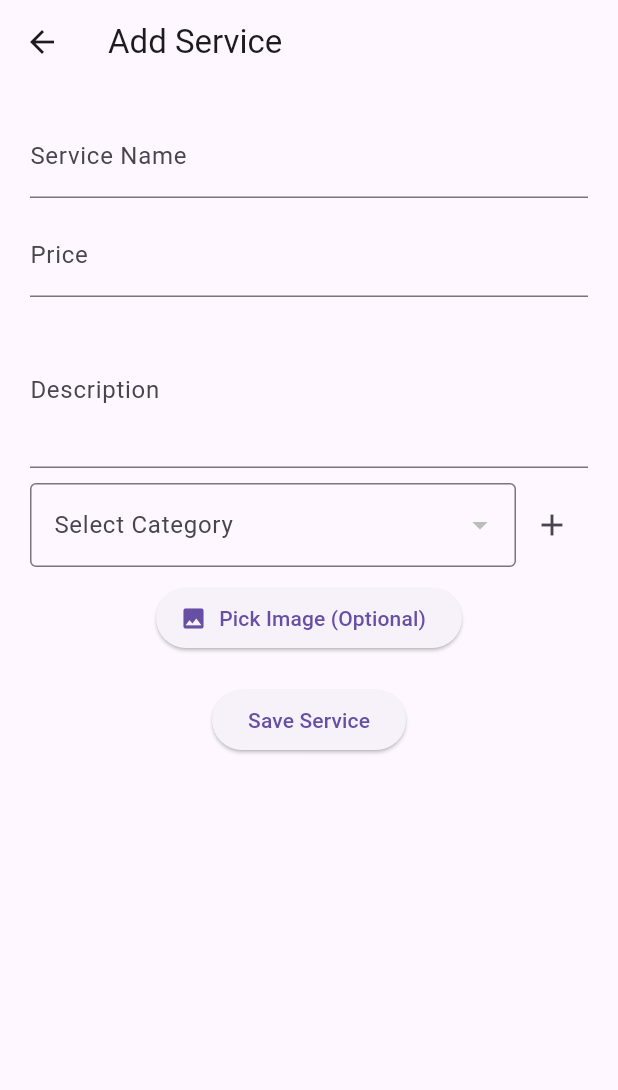
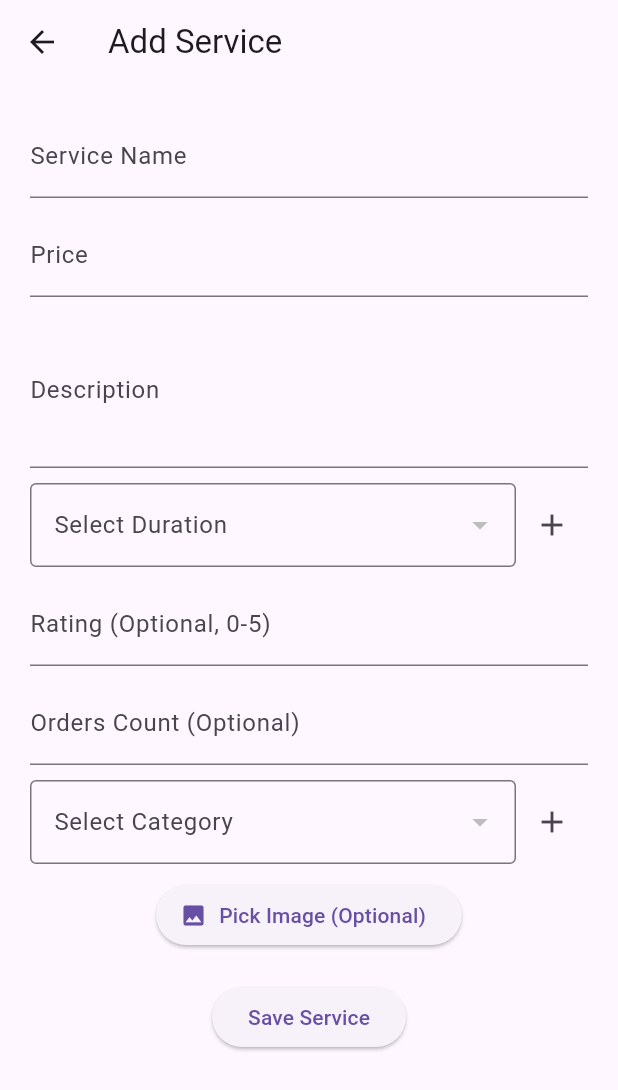
Before and after one commit to fayisdotdev/broomie, a Flutter app: the screen it shows once a user with an empty profile is signed in, after a tap on "Add Service", on a phone screen of 412 x 824 dp. Shown: the top 1090 px of the screen. Run offline on Flutter 3.47's test engine with Material 3 defaults, Android fonts, the light colour scheme and no system bars; our stand-ins replace cloud_firestore, file_picker, firebase_auth, firebase_core, firebase_storage, flutter_riverpod and 1 more; accounts and stored records are empty; network calls fail.

Commit message:
added new pages, categorized tabs (single page)

```diff
--- a/lib/features/auth/repository/auth_wrapper.dart
+++ b/lib/features/auth/repository/auth_wrapper.dart
@@ -1,7 +1,6 @@
-// lib/features/auth/widgets/auth_wrapper.dart
 import 'package:broomie/core/providers/auth_provider.dart';
 import 'package:broomie/features/auth/presentation/login_screen.dart';
-import 'package:broomie/features/home/home_page.dart';
+import 'package:broomie/features/home/bottom_nav_page.dart';
 import 'package:flutter/material.dart';
 import 'package:flutter_riverpod/flutter_riverpod.dart';
 
@@ -15,7 +14,7 @@ class AuthWrapper extends ConsumerWidget {
     return authState.when(
       data: (user) {
         if (user != null) {
-          return const HomeScreen(); // logged in
+          return const BottomNavPage(); // redirect to bottom nav
         } else {
           return const LoginScreen(); // not logged in
         }
--- /dev/null
+++ b/lib/features/home/bottom_nav_page.dart
@@ -0,0 +1,54 @@
+import 'package:broomie/features/account/presentation/accounts.dart';
+import 'package:broomie/features/bookings/presentation/bookings.dart';
+import 'package:broomie/features/home/home_page.dart';
+import 'package:flutter/material.dart';
+
+
+class BottomNavPage extends StatefulWidget {
+  const BottomNavPage({super.key});
+
+  @override
+  State<BottomNavPage> createState() => _BottomNavPageState();
+}
+
+class _BottomNavPageState extends State<BottomNavPage> {
+  int _currentIndex = 0;
+
+  final List<Widget> _screens = const [
+    HomeScreen(),
+    BookingsScreen(),
+    AccountScreen(),
+  ];
+
+  @override
+  Widget build(BuildContext context) {
+    return Scaffold(
+      body: _screens[_currentIndex],
+      bottomNavigationBar: BottomNavigationBar(
+        currentIndex: _currentIndex,
+        selectedItemColor: Colors.blue,
+        unselectedItemColor: Colors.grey,
+        showUnselectedLabels: true,
+        onTap: (index) {
+          setState(() {
+            _currentIndex = index;
+          });
+        },
+        items: const [
+          BottomNavigationBarItem(
+            icon: Icon(Icons.home),
+            label: 'Home',
+          ),
+          BottomNavigationBarItem(
+            icon: Icon(Icons.calendar_today),
+            label: 'Bookings',
+          ),
+          BottomNavigationBarItem(
+            icon: Icon(Icons.person),
+            label: 'Account',
+          ),
+        ],
+      ),
+    );
+  }
+}
--- a/lib/features/home/home_page.dart
+++ b/lib/features/home/home_page.dart
@@ -1,5 +1,5 @@
 // lib/features/home/screens/home_screen.dart
-import 'package:broomie/core/providers/auth_provider.dart';
+import 'package:broomie/features/cart/presentation/carts.dart';
 import 'package:broomie/features/services/add_services.dart';
 import 'package:broomie/features/services/list_Services.dart';
 import 'package:cloud_firestore/cloud_firestore.dart';
@@ -7,9 +7,14 @@ import 'package:flutter/material.dart';
 import 'package:flutter_riverpod/flutter_riverpod.dart';
 import 'package:firebase_auth/firebase_auth.dart';
 
-class HomeScreen extends ConsumerWidget {
+class HomeScreen extends ConsumerStatefulWidget {
   const HomeScreen({super.key});
 
+  @override
+  ConsumerState<HomeScreen> createState() => _HomeScreenState();
+}
+
+class _HomeScreenState extends ConsumerState<HomeScreen> {
   // Map category name to icon
   static const Map<String, IconData> categoryIcons = {
     'Residential': Icons.home,
@@ -17,29 +22,109 @@ class HomeScreen extends ConsumerWidget {
     'Specialized': Icons.cleaning_services,
   };
 
+  final TextEditingController topSearchController = TextEditingController();
+  final TextEditingController serviceSearchController = TextEditingController();
+  String searchQuery = '';
+
   @override
-  Widget build(BuildContext context, WidgetRef ref) {
+  void initState() {
+    super.initState();
+    serviceSearchController.addListener(() {
+      setState(() {
+        searchQuery = serviceSearchController.text.trim().toLowerCase();
+      });
+    });
+  }
+
+  @override
+  Widget build(BuildContext context) {
     final user = FirebaseAuth.instance.currentUser;
 
     return Scaffold(
-      appBar: AppBar(
-        title: const Text('Home'),
-        actions: [
-          IconButton(
-            onPressed: () async {
-              await ref.read(authRepositoryProvider).signOut();
-            },
-            icon: const Icon(Icons.logout),
-          ),
-        ],
-      ),
       body: Padding(
         padding: const EdgeInsets.all(20.0),
         child: SingleChildScrollView(
           child: Column(
             crossAxisAlignment: CrossAxisAlignment.start,
             children: [
-              // Welcome
+              // ---------------- Top Search + Cart ----------------
+              Row(
+                children: [
+                  Expanded(
+                    child: TextField(
+                      controller: topSearchController,
+                      decoration: InputDecoration(
+                        hintText: 'Search services...',
+                        border: OutlineInputBorder(
+                          borderRadius: BorderRadius.circular(12),
+                        ),
+                        contentPadding: const EdgeInsets.symmetric(
+                            vertical: 12, horizontal: 16),
+                      ),
+                    ),
+                  ),
+                  const SizedBox(width: 12),
+                  GestureDetector(
+                    onTap: () {
+                      Navigator.push(
+                        context,
+                        MaterialPageRoute(
+                          builder: (_) => const CartsScreen(),
+                        ),
+                      );
+                    },
+                    child: Container(
+                      padding: const EdgeInsets.all(12),
+                      decoration: BoxDecoration(
+                        color: Colors.blue,
+                        borderRadius: BorderRadius.circular(12),
+                      ),
+                      child: const Icon(
+                        Icons.shopping_cart,
+                        color: Colors.white,
+                        size: 28,
+                      ),
+                    ),
+                  ),
+                ],
+              ),
+              const SizedBox(height: 20),
+
+              // ---------------- Banner Placeholder ----------------
+              Container(
+                width: double.infinity,
+                height: 120,
+                decoration: BoxDecoration(
+                  color: Colors.blueGrey[100],
+                  borderRadius: BorderRadius.circular(12),
+                ),
+                child: const Center(
+                  child: Text(
+                    'Banner Placeholder',
+                    style: TextStyle(
+                      fontSize: 20,
+                      fontWeight: FontWeight.bold,
+                      color: Colors.black54,
+                    ),
+                  ),
+                ),
+              ),
+              const SizedBox(height: 20),
+
+              // ---------------- Search Field (functional) ----------------
+              TextField(
+                controller: serviceSearchController,
+                decoration: InputDecoration(
+                  hintText: 'Search services by name...',
+                  border: OutlineInputBorder(
+                    borderRadius: BorderRadius.circular(12),
+                  ),
+                  prefixIcon: const Icon(Icons.search),
+                ),
+              ),
+              const SizedBox(height: 20),
+
+              // ---------------- Welcome ----------------
               Text(
                 'Welcome, ${user?.displayName ?? 'User'} 👋',
                 style: const TextStyle(
@@ -58,7 +143,7 @@ class HomeScreen extends ConsumerWidget {
               ),
               const Divider(height: 30),
 
-              // Service Management
+              // ---------------- Service Management ----------------
               const Text(
                 "Service Management",
                 style: TextStyle(fontSize: 18, fontWeight: FontWeight.bold),
@@ -97,6 +182,7 @@ class HomeScreen extends ConsumerWidget {
                   ),
                 ],
               ),
+
               const SizedBox(height: 30),
 
               // ---------------- Available Services Section ----------------
@@ -132,7 +218,6 @@ class HomeScreen extends ConsumerWidget {
                       itemCount: categories.length + 1, // +1 for "See All"
                       itemBuilder: (context, index) {
                         if (index == categories.length) {
-                          // Last item = See All
                           return GestureDetector(
                             onTap: () {
                               Navigator.push(
@@ -188,10 +273,10 @@ class HomeScreen extends ConsumerWidget {
                   );
                 },
               ),
-              // Inside your HomeScreen Column, replacing the previous Cleaning Services GridView
+
               const SizedBox(height: 30),
 
-              // ---------------- Cleaning Services Section (Carousel) ----------------
+              // ---------------- Cleaning Services Section (Carousel with Search) ----------------
               Row(
                 mainAxisAlignment: MainAxisAlignment.spaceBetween,
                 children: [
@@ -227,7 +312,14 @@ class HomeScreen extends ConsumerWidget {
                     return const Text('No services available.');
                   }
 
-                  final services = snapshot.data!.docs;
+                  final services = snapshot.data!.docs.where((service) {
+                    final name = (service['name'] ?? '').toString().toLowerCase();
+                    return name.contains(searchQuery);
+                  }).toList();
+
+                  if (services.isEmpty) {
+                    return const Text('No matching services found.');
+                  }
 
                   return SizedBox(
                     height: 200,
@@ -241,7 +333,7 @@ class HomeScreen extends ConsumerWidget {
                         final imageUrl = service['imageUrl'] ?? '';
 
                         return Container(
-                          width: 160, // ~2 per viewport on typical phone
+                          width: 160, // ~2 per viewport
                           margin: const EdgeInsets.only(right: 12),
                           child: Card(
                             shape: RoundedRectangleBorder(
--- a/lib/features/services/add_services.dart
+++ b/lib/features/services/add_services.dart
@@ -1,4 +1,3 @@
-// lib/features/services/screens/add_service_screen.dart
 import 'dart:io';
 import 'package:cloud_firestore/cloud_firestore.dart';
 import 'package:firebase_storage/firebase_storage.dart';
@@ -17,13 +16,16 @@ class _AddServiceScreenState extends State<AddServiceScreen> {
   final _nameController = TextEditingController();
   final _priceController = TextEditingController();
   final _descController = TextEditingController();
+  final _ratingController = TextEditingController(); // NEW: Rating
+  final _ordersController = TextEditingController(); // NEW: Orders count
+
   Uint8List? _webImage; // for web
   File? _mobileImage; // for mobile
   String? _uploadedImageUrl;
 
   bool _isLoading = false;
 
-  List<Map<String, dynamic>> _categories = []; // {name: '', icon: IconData}
+  List<Map<String, dynamic>> _categories = [];
   Map<String, IconData> _defaultIcons = {
     'Residential': Icons.home,
     'Commercial': Icons.apartment,
@@ -31,10 +33,14 @@ class _AddServiceScreenState extends State<AddServiceScreen> {
   };
   String? _selectedCategory;
 
+  List<String> _durations = []; // NEW: Duration list
+  String? _selectedDuration; // NEW: Selected duration
+
   @override
   void initState() {
     super.initState();
     _loadCategories();
+    _loadDurations(); // NEW
   }
 
   Future<void> _loadCategories() async {
@@ -59,6 +65,25 @@ class _AddServiceScreenState extends State<AddServiceScreen> {
     setState(() {
       _categories.add({'name': name, 'icon': icon});
       _selectedCategory = name;
+    });
+  }
+
+  Future<void> _loadDurations() async {
+    final snapshot = await FirebaseFirestore.instance.collection('durations').get();
+    setState(() {
+      _durations = snapshot.docs.map((doc) => doc['value'] as String).toList();
+    });
+  }
+
+  Future<void> _addNewDuration(String value) async {
+    if (value.isEmpty) return;
+    await FirebaseFirestore.instance.collection('durations').add({
+      'value': value,
+      'createdAt': FieldValue.serverTimestamp(),
+    });
+    setState(() {
+      _durations.add(value);
+      _selectedDuration = value;
     });
   }
 
@@ -117,10 +142,13 @@ class _AddServiceScreenState extends State<AddServiceScreen> {
     final price = _priceController.text.trim();
     final desc = _descController.text.trim();
     final category = _selectedCategory;
+    final duration = _selectedDuration ?? ''; // NEW
+    final rating = double.tryParse(_ratingController.text.trim()) ?? 0.0;
+    final orders = int.tryParse(_ordersController.text.trim()) ?? 0;
 
-    if (name.isEmpty || price.isEmpty || category == null) {
+    if (name.isEmpty || price.isEmpty || category == null || duration.isEmpty) {
       ScaffoldMessenger.of(context)
-          .showSnackBar(const SnackBar(content: Text('Please fill all fields')));
+          .showSnackBar(const SnackBar(content: Text('Please fill all required fields')));
       return;
     }
 
@@ -134,6 +162,9 @@ class _AddServiceScreenState extends State<AddServiceScreen> {
         'price': double.tryParse(price) ?? 0,
         'description': desc,
         'category': category,
+        'duration': duration,
+        'rating': rating,
+        'ordersCount': orders,
         'imageUrl': _uploadedImageUrl ?? '',
         'createdAt': FieldValue.serverTimestamp(),
       });
@@ -159,7 +190,6 @@ class _AddServiceScreenState extends State<AddServiceScreen> {
         child: SingleChildScrollView(
           child: Column(
             children: [
-              // Service name, price, description
               TextField(
                 controller: _nameController,
                 decoration: const InputDecoration(labelText: 'Service Name'),
@@ -175,6 +205,74 @@ class _AddServiceScreenState extends State<AddServiceScreen> {
                 controller: _descController,
                 decoration: const InputDecoration(labelText: 'Description'),
                 maxLines: 3,
+              ),
+              const SizedBox(height: 10),
+
+              // Duration dropdown with add
+              Row(
+                children: [
+                  Expanded(
+                    child: DropdownButtonFormField<String>(
+                      value: _selectedDuration,
+                      items: _durations.map((d) {
+                        return DropdownMenuItem<String>(
+                          value: d,
+                          child: Text(d),
+                        );
+                      }).toList(),
+                      onChanged: (v) => setState(() => _selectedDuration = v),
+                      decoration: const InputDecoration(
+                        labelText: 'Select Duration',
+                        border: OutlineInputBorder(),
+                      ),
+                    ),
+                  ),
+                  IconButton(
+                    icon: const Icon(Icons.add),
+                    onPressed: () async {
+                      final durationController = TextEditingController();
+                      await showDialog(
+                        context: context,
+                        builder: (_) => AlertDialog(
+                          title: const Text('Add New Duration'),
+                          content: TextField(
+                            controller: durationController,
+                            decoration: const InputDecoration(
+                              labelText: 'Duration (e.g., 30 mins)',
+                            ),
+                          ),
+                          actions: [
+                            TextButton(
+                              onPressed: () => Navigator.pop(context),
+                              child: const Text('Cancel'),
+                            ),
+                            TextButton(
+                              onPressed: () {
+                                final val = durationController.text.trim();
+                                Navigator.pop(context);
+                                _addNewDuration(val);
+                              },
+                              child: const Text('Add'),
+                            ),
+                          ],
+                        ),
+                      );
+                    },
+                  ),
+                ],
+              ),
+              const SizedBox(height: 10),
+
+              TextField(
+                controller: _ratingController,
+                keyboardType: TextInputType.number,
+                decoration: const InputDecoration(labelText: 'Rating (Optional, 0-5)'),
+              ),
+              const SizedBox(height: 10),
+              TextField(
+                controller: _ordersController,
+                keyboardType: TextInputType.number,
+                decoration: const InputDecoration(labelText: 'Orders Count (Optional)'),
               ),
               const SizedBox(height: 10),
 
```
Also changed, not shown: lib/features/account/presentation/accounts.dart (added, +45 -0 lines), lib/features/auth/presentation/phone_auth_screen.dart (+69 -69 lines), lib/features/bookings/presentation/bookings.dart (added, +13 -0 lines), lib/features/cart/presentation/carts.dart (added, +13 -0 lines), lib/features/services/list_services.dart (+142 -30 lines). Lines whose indentation alone changed are shown as unchanged.
